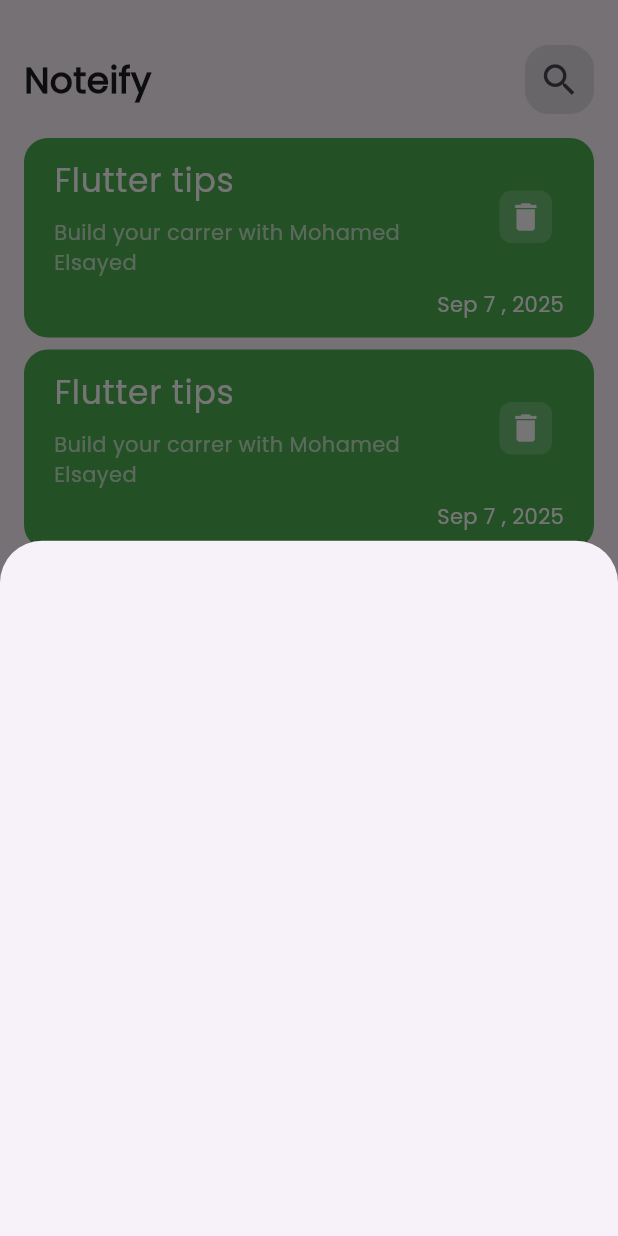
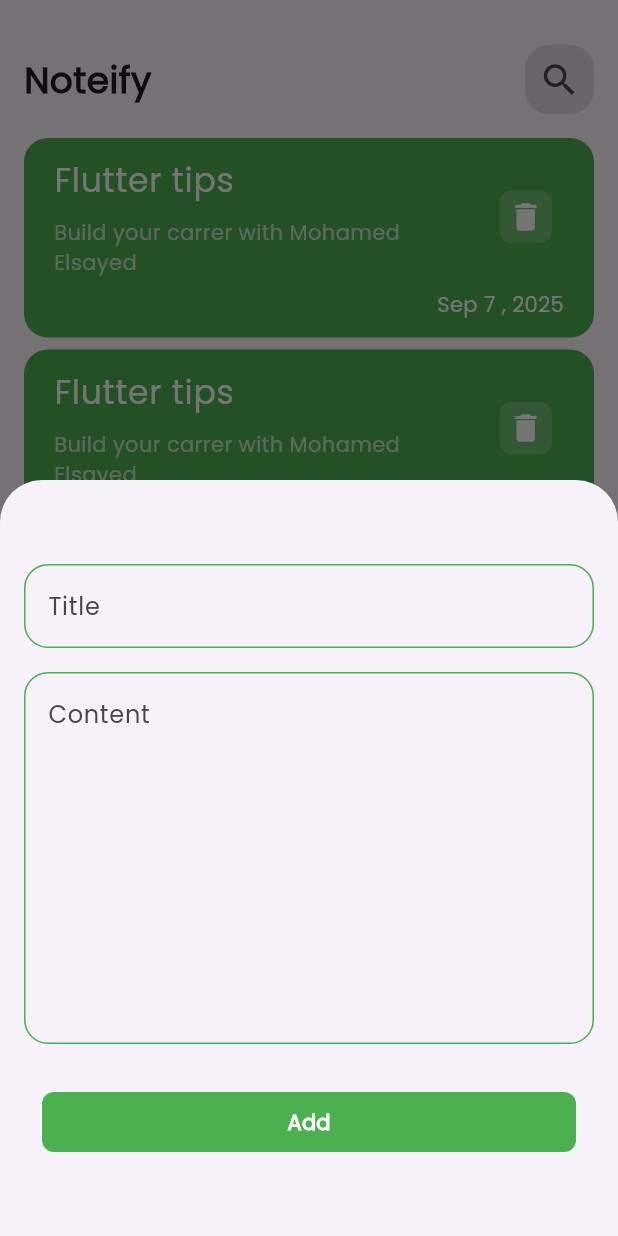
Before and after one commit to Mohamed-Elsayed-Awad/Noteify-App, a Flutter app: the screen it shows after launch, after a tap on the "add" icon, on a phone screen of 412 x 824 dp. Run offline on Flutter 3.47's test engine with Material 3 defaults, Android fonts, the light colour scheme and no system bars.

Commit message:
AddNoteBottomSheet

```diff
--- a/lib/views/notes_view.dart
+++ b/lib/views/notes_view.dart
@@ -11,6 +11,7 @@ class NotesView extends StatelessWidget {
       floatingActionButton: FloatingActionButton(
         onPressed: () {
           showModalBottomSheet(
+              isScrollControlled: true,
               sheetAnimationStyle: AnimationStyle(
                 curve: Curves.easeInCubic,
               ),
--- a/lib/widgets/add_note.dart
+++ b/lib/widgets/add_note.dart
@@ -1,4 +1,3 @@
-
 import 'package:flutter/material.dart';
 
 class AddNoteBottomSheet extends StatelessWidget {
@@ -8,6 +7,81 @@ class AddNoteBottomSheet extends StatelessWidget {
 
   @override
   Widget build(BuildContext context) {
-    return Container();
+    return SingleChildScrollView(
+      child: Padding(
+        padding: EdgeInsets.only(
+            left: 16,
+            right: 16,
+            top: 28,
+            bottom: MediaQuery.of(context).viewInsets.bottom + 24),
+        child: Column(
+          children: [
+            SizedBox(
+              height: 28,
+            ),
+            TextField(
+              cursorColor: Colors.green,
+              decoration: InputDecoration(
+                hintText: 'Title',
+                border: OutlineInputBorder(
+                  borderRadius: BorderRadius.circular(16),
+                  borderSide: BorderSide(color: Colors.green),
+                ),
+                enabledBorder: OutlineInputBorder(
+                  borderRadius: BorderRadius.circular(16),
+                  borderSide: BorderSide(color: Colors.green),
+                ),
+                focusedBorder: OutlineInputBorder(
+                  borderRadius: BorderRadius.circular(16),
+                  borderSide: BorderSide(color: Colors.green),
+                ),
+              ),
+            ),
+            SizedBox(
+              height: 16,
+            ),
+            TextField(
+              maxLines: 9,
+              cursorColor: Colors.green,
+              decoration: InputDecoration(
+                hintText: 'Content',
+                border: OutlineInputBorder(
+                  borderRadius: BorderRadius.circular(16),
+                  borderSide: BorderSide(color: Colors.green),
+                ),
+                enabledBorder: OutlineInputBorder(
+                  borderRadius: BorderRadius.circular(16),
+                  borderSide: BorderSide(color: Colors.green),
+                ),
+                focusedBorder: OutlineInputBorder(
+                  borderRadius: BorderRadius.circular(16),
+                  borderSide: BorderSide(color: Colors.green),
+                ),
+              ),
+            ),
+            SizedBox(
+              height: 24,
+            ),
+            TextButton(
+              onPressed: () {},
+              child: Container(
+                height: 40,
+                decoration: BoxDecoration(
+                    color: Colors.green,
+                    borderRadius: BorderRadius.circular(8)),
+                width: double.infinity,
+                child: Center(
+                    child: Text('Add',
+                        style: TextStyle(
+                            fontWeight: FontWeight.bold, color: Colors.white))),
+              ),
+            ),
+            SizedBox(
+              height: 24,
+            ),
+          ],
+        ),
+      ),
+    );
   }
 }
```
